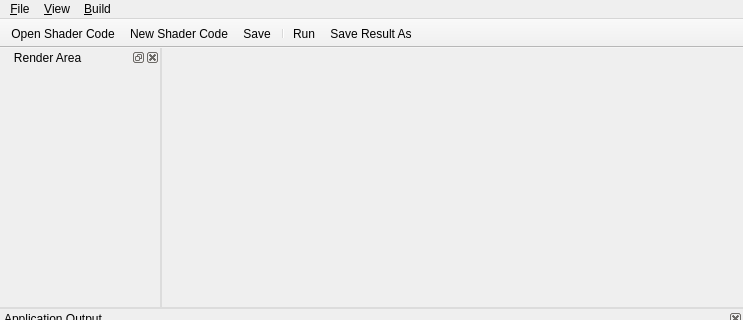
First picture: the form in forms/MainWindow.ui, repository ethiago/shader-labs, before the edit; both pictures show x 0 to 743 and y 0 to 320 of the 743 by 526 pixel window.
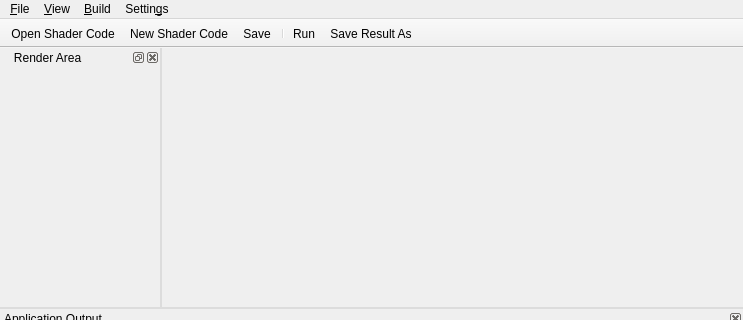
Second picture: the form after the edit. Icons and pictures are not drawn.

Patch:
```diff
--- a/forms/MainWindow.ui
+++ b/forms/MainWindow.ui
@@ -98,9 +98,16 @@
     <addaction name="actionRunAll"/>
     <addaction name="actionSave_Result_as_Image"/>
    </widget>
+   <widget class="QMenu" name="menuSettin_gs">
+    <property name="title">
+     <string>Settin&amp;gs</string>
+    </property>
+    <addaction name="actionChange_output_primitive"/>
+   </widget>
    <addaction name="menuFile"/>
    <addaction name="menuView"/>
    <addaction name="menu_Build"/>
+   <addaction name="menuSettin_gs"/>
   </widget>
   <widget class="QToolBar" name="mainToolBar">
    <property name="movable">
```
Left out of the diff: 5 changed lines with no effect on the pictures.
